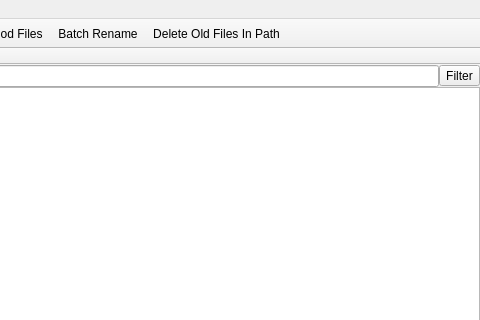
Qt form src/ui/local/localmodbrowser.ui (kaniol-lck/modmanager) before a commit; both pictures show x 320 to 800 and y 0 to 320 of the 800 by 600 pixel window.
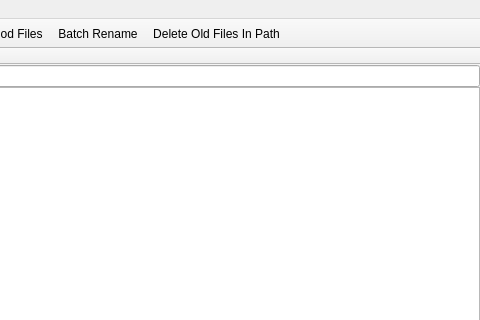
The same form after that commit. Icons and pictures are not drawn. Custom widgets are drawn as their Qt base class.

```diff
--- a/src/ui/local/localmodbrowser.ui
+++ b/src/ui/local/localmodbrowser.ui
@@ -107,23 +107,6 @@
       </layout>
      </widget>
     </item>
-    <item row="0" column="1">
-     <widget class="QToolButton" name="filterButton">
-      <property name="text">
-       <string>Filter</string>
-      </property>
-      <property name="icon">
-       <iconset theme="view-filter">
-        <normaloff>.</normaloff>.</iconset>
-      </property>
-      <property name="popupMode">
-       <enum>QToolButton::InstantPopup</enum>
-      </property>
-      <property name="toolButtonStyle">
-       <enum>Qt::ToolButtonTextBesideIcon</enum>
-      </property>
-     </widget>
-    </item>
     <item row="1" column="0" colspan="2">
      <widget class="QStackedWidget" name="stackedWidget">
       <widget class="QWidget" name="page">
@@ -609,6 +592,13 @@
    </property>
   </action>
  </widget>
+ <customwidgets>
+  <customwidget>
+   <class>MenuToolBar</class>
+   <extends>QToolBar</extends>
+   <header location="global">ui/menutoolbar.h</header>
+  </customwidget>
+ </customwidgets>
  <resources>
   <include location="../../images/image.qrc"/>
  </resources>
```
Left out of the diff: 19 changed lines with no effect on the pictures.
